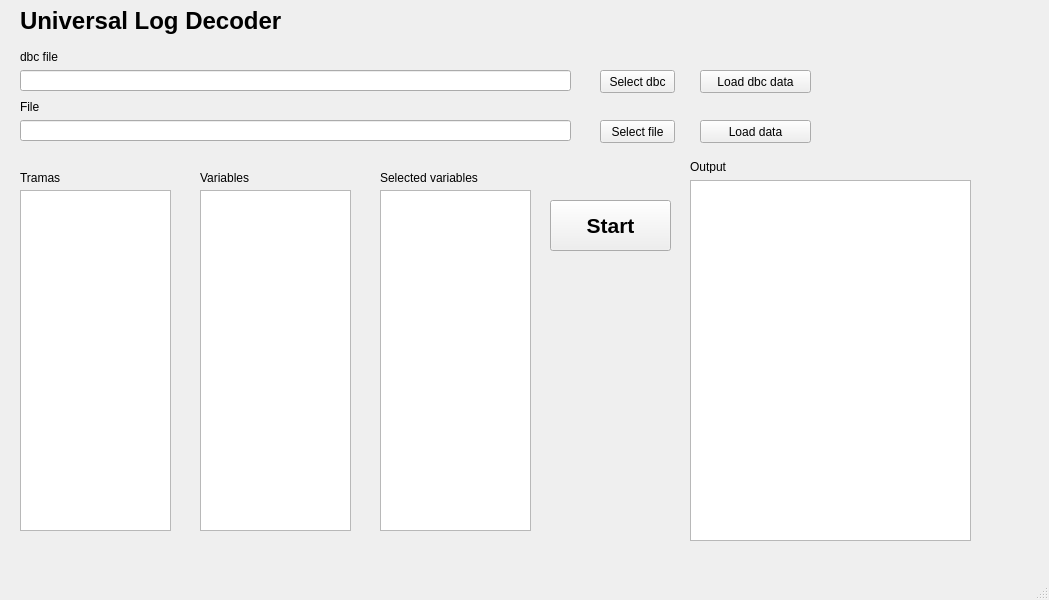
Before: the Qt Designer form ULDGui.ui in PabloMolinaMahle/UniversalLogDecoder, drawn with Qt 5.
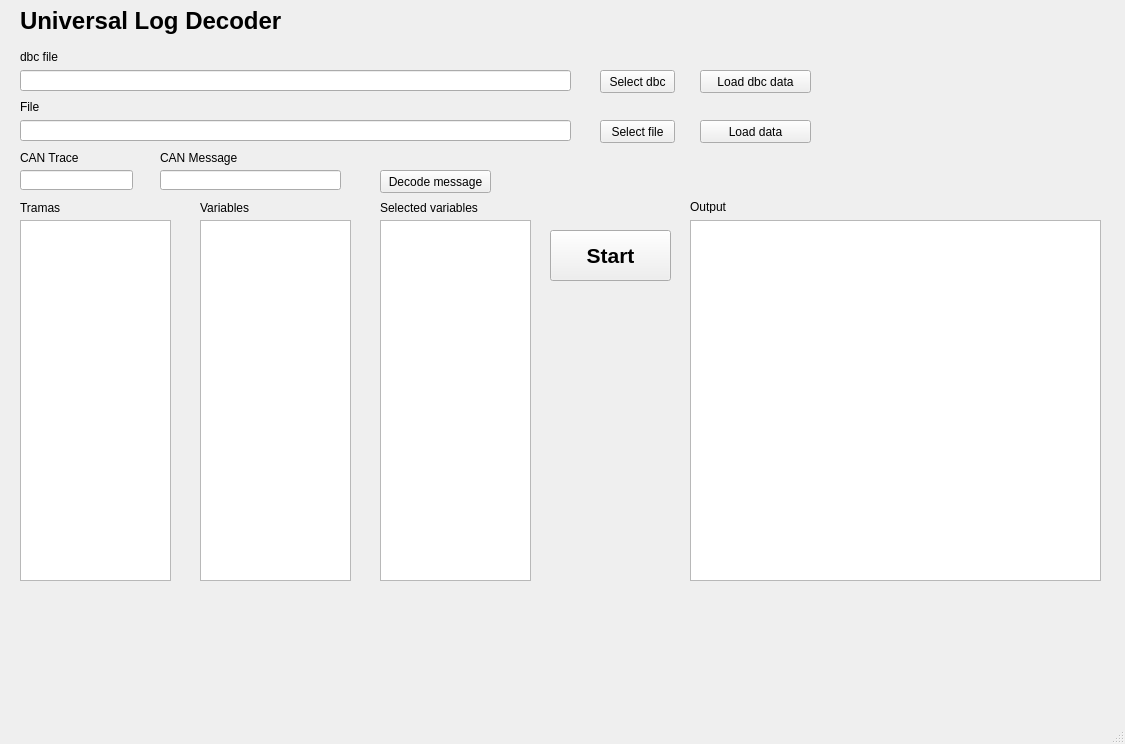
After: the same form once the commit is applied.

```diff
--- a/ULDGui.ui
+++ b/ULDGui.ui
@@ -6,8 +6,8 @@
    <rect>
     <x>0</x>
     <y>0</y>
-    <width>1049</width>
-    <height>600</height>
+    <width>1125</width>
+    <height>744</height>
    </rect>
   </property>
   <property name="windowTitle">
@@ -119,8 +119,8 @@
     <property name="geometry">
      <rect>
       <x>690</x>
-      <y>180</y>
-      <width>281</width>
+      <y>220</y>
+      <width>411</width>
       <height>361</height>
      </rect>
     </property>
@@ -132,7 +132,7 @@
     <property name="geometry">
      <rect>
       <x>690</x>
-      <y>160</y>
+      <y>200</y>
       <width>47</width>
       <height>13</height>
      </rect>
@@ -145,7 +145,7 @@
     <property name="geometry">
      <rect>
       <x>550</x>
-      <y>200</y>
+      <y>230</y>
       <width>121</width>
       <height>51</height>
      </rect>
@@ -165,7 +165,7 @@
     <property name="geometry">
      <rect>
       <x>20</x>
-      <y>170</y>
+      <y>200</y>
       <width>141</width>
       <height>16</height>
      </rect>
@@ -178,7 +178,7 @@
     <property name="geometry">
      <rect>
       <x>200</x>
-      <y>170</y>
+      <y>200</y>
       <width>141</width>
       <height>16</height>
      </rect>
@@ -204,7 +204,7 @@
     <property name="geometry">
      <rect>
       <x>380</x>
-      <y>170</y>
+      <y>200</y>
       <width>141</width>
       <height>16</height>
      </rect>
@@ -217,9 +217,9 @@
     <property name="geometry">
      <rect>
       <x>20</x>
-      <y>190</y>
+      <y>220</y>
       <width>151</width>
-      <height>341</height>
+      <height>361</height>
      </rect>
     </property>
    </widget>
@@ -227,9 +227,9 @@
     <property name="geometry">
      <rect>
       <x>200</x>
-      <y>190</y>
+      <y>220</y>
       <width>151</width>
-      <height>341</height>
+      <height>361</height>
      </rect>
     </property>
    </widget>
@@ -237,9 +237,9 @@
     <property name="geometry">
      <rect>
       <x>380</x>
-      <y>190</y>
+      <y>220</y>
       <width>151</width>
-      <height>341</height>
+      <height>361</height>
      </rect>
     </property>
    </widget>
@@ -256,6 +256,65 @@
      <string>Load data</string>
     </property>
    </widget>
+   <widget class="QLabel" name="label_8">
+    <property name="geometry">
+     <rect>
+      <x>20</x>
+      <y>150</y>
+      <width>61</width>
+      <height>16</height>
+     </rect>
+    </property>
+    <property name="text">
+     <string>CAN Trace</string>
+    </property>
+   </widget>
+   <widget class="QLabel" name="label_9">
+    <property name="geometry">
+     <rect>
+      <x>160</x>
+      <y>150</y>
+      <width>121</width>
+      <height>16</height>
+     </rect>
+    </property>
+    <property name="text">
+     <string>CAN Message</string>
+    </property>
+   </widget>
+   <widget class="QPushButton" name="decodeMessageButton">
+    <property name="geometry">
+     <rect>
+      <x>380</x>
+      <y>170</y>
+      <width>111</width>
+      <height>23</height>
+     </rect>
+    </property>
+    <property name="text">
+     <string>Decode message</string>
+    </property>
+   </widget>
+   <widget class="QLineEdit" name="canTraceInput">
+    <property name="geometry">
+     <rect>
+      <x>20</x>
+      <y>170</y>
+      <width>113</width>
+      <height>20</height>
+     </rect>
+    </property>
+   </widget>
+   <widget class="QLineEdit" name="canMessageInput">
+    <property name="geometry">
+     <rect>
+      <x>160</x>
+      <y>170</y>
+      <width>181</width>
+      <height>20</height>
+     </rect>
+    </property>
+   </widget>
   </widget>
   <widget class="QMenuBar" name="menubar">
    <property name="geometry">
```
Left out of the diff: 2 changed lines with no effect on the pictures.
